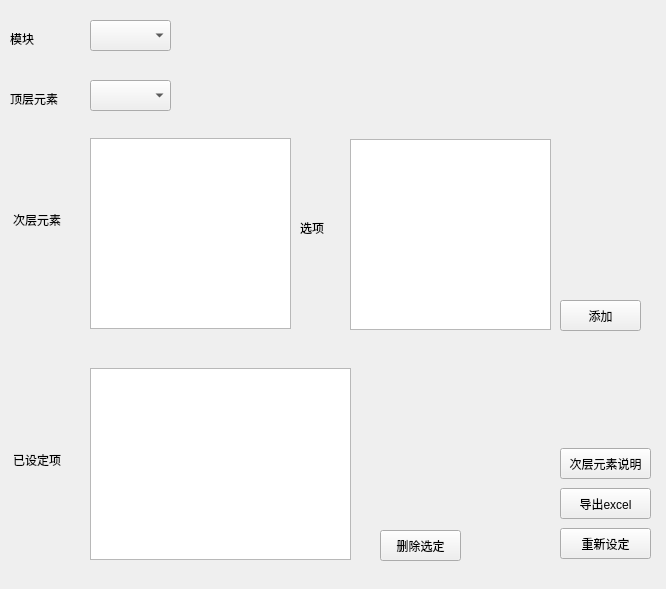
pyqf66/CaseModeling, file main/CaseModel.ui: the form before one commit.
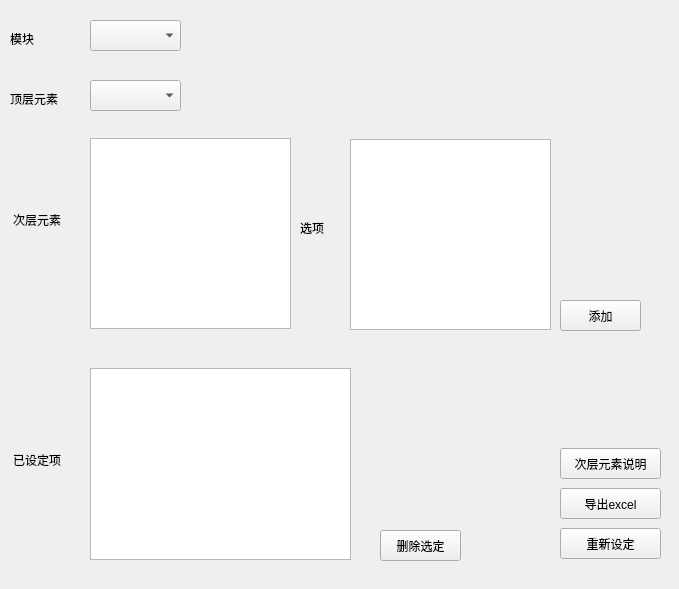
The form after the commit.

Patch:
```diff
--- a/main/CaseModel.ui
+++ b/main/CaseModel.ui
@@ -6,7 +6,7 @@
    <rect>
     <x>0</x>
     <y>0</y>
-    <width>666</width>
+    <width>679</width>
     <height>589</height>
    </rect>
   </property>
@@ -93,7 +93,7 @@
     <rect>
      <x>560</x>
      <y>488</y>
-     <width>91</width>
+     <width>101</width>
      <height>31</height>
     </rect>
    </property>
@@ -129,7 +129,7 @@
     <rect>
      <x>560</x>
      <y>528</y>
-     <width>91</width>
+     <width>101</width>
      <height>31</height>
     </rect>
    </property>
@@ -142,7 +142,7 @@
     <rect>
      <x>90</x>
      <y>80</y>
-     <width>81</width>
+     <width>91</width>
      <height>31</height>
     </rect>
    </property>
@@ -165,7 +165,7 @@
     <rect>
      <x>560</x>
      <y>448</y>
-     <width>91</width>
+     <width>101</width>
      <height>31</height>
     </rect>
    </property>
@@ -191,7 +191,7 @@
     <rect>
      <x>90</x>
      <y>20</y>
-     <width>81</width>
+     <width>91</width>
      <height>31</height>
     </rect>
    </property>
```
